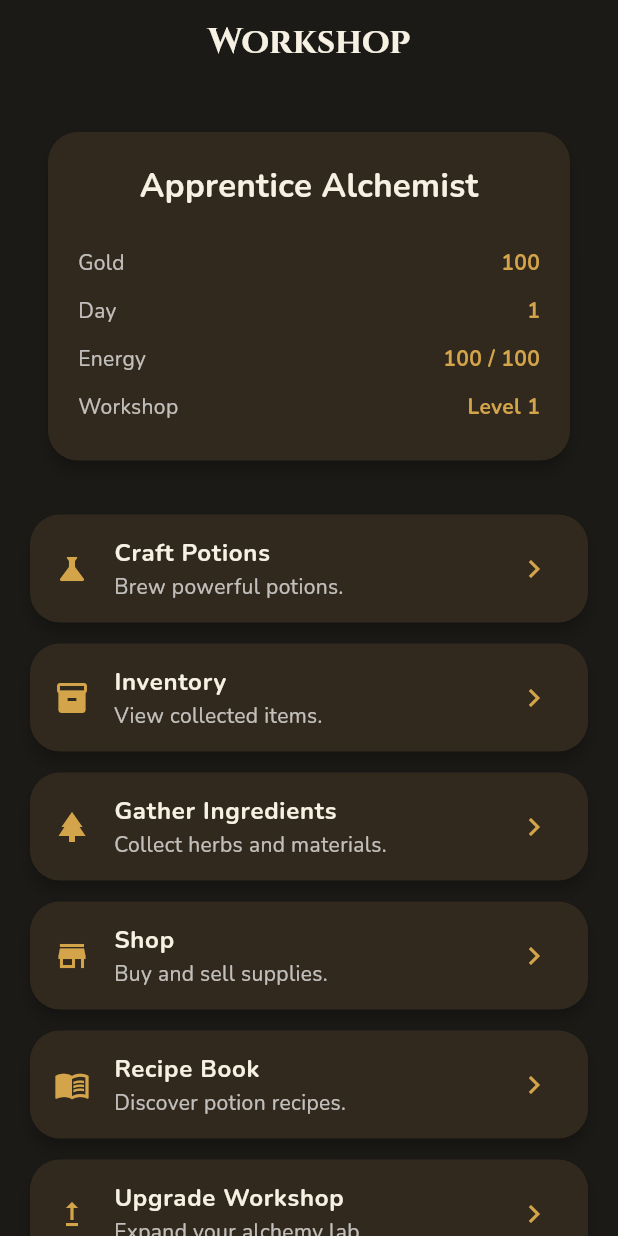
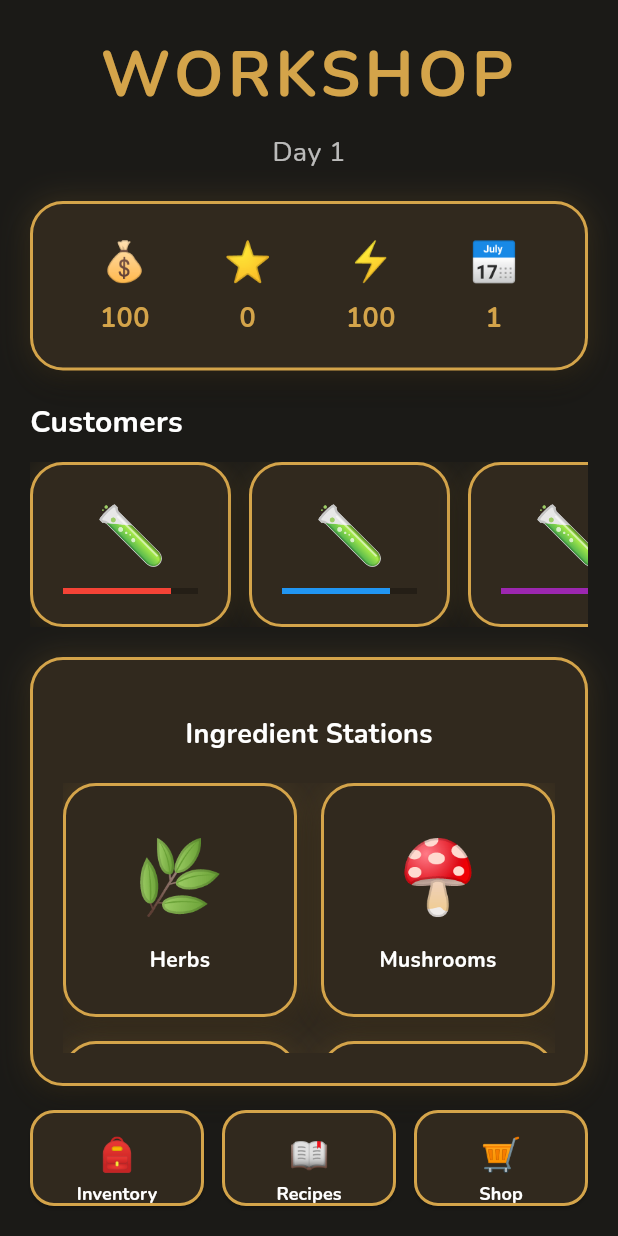
Before and after one commit to gpbote/cauldra, a Flutter app: the WorkshopScreen screen opened directly, on a phone screen of 412 x 824 dp. Run offline on Flutter 3.47's test engine with Material 3 defaults, Android fonts, the phone set to English and light mode, and no system bars; our stand-ins replace google_fonts, shared_preferences; missing offline and left inert: flame; accounts and stored records are empty.

Commit message:
Redesign workshop interface

```diff
--- a/lib/features/workshop/workshop_screen.dart
+++ b/lib/features/workshop/workshop_screen.dart
@@ -1,205 +1,248 @@
 import 'package:flutter/material.dart';
+
+import '../../shared/widgets/game_header.dart';
+import '../../shared/widgets/game_panel.dart';
 
 class WorkshopScreen extends StatelessWidget {
   const WorkshopScreen({super.key});
 
-  static const Color backgroundColor = Color(0xFF1B1A17);
-  static const Color cardColor = Color(0xFF31291E);
-  static const Color accentColor = Color(0xFFD4A44A);
-  static const Color textColor = Color(0xFFF7F1E3);
+  static const Color background = Color(0xFF1B1A17);
+  static const Color gold = Color(0xFFD4A44A);
 
   @override
   Widget build(BuildContext context) {
     return Scaffold(
-      backgroundColor: backgroundColor,
-      appBar: AppBar(
-        backgroundColor: backgroundColor,
-        elevation: 0,
-        centerTitle: true,
-        title: const Text(
-          'Workshop',
+      backgroundColor: background,
+      body: SafeArea(
+        child: Padding(
+          padding: const EdgeInsets.all(20),
+          child: Column(
+            children: [
+              const GameHeader(
+                title: 'Workshop',
+                subtitle: 'Day 1',
+              ),
+              const SizedBox(height: 20),
+              GamePanel(
+                child: Row(
+                  mainAxisAlignment: MainAxisAlignment.spaceAround,
+                  children: const [
+                    _HudStat('💰', '100'),
+                    _HudStat('⭐', '0'),
+                    _HudStat('⚡', '100'),
+                    _HudStat('📅', '1'),
+                  ],
+                ),
+              ),
+              const SizedBox(height: 20),
+              const Align(
+                alignment: Alignment.centerLeft,
+                child: Text(
+                  'Customers',
                   style: TextStyle(
-            color: textColor,
+                    color: Colors.white,
+                    fontSize: 20,
                     fontWeight: FontWeight.bold,
                   ),
                 ),
               ),
-      body: SafeArea(
+              const SizedBox(height: 12),
+              SizedBox(
+                height: 110,
                 child: ListView(
-          padding: const EdgeInsets.all(20),
+                  scrollDirection: Axis.horizontal,
+                  children: const [
+                    _CustomerCard(emoji: '🧪', color: Colors.red),
+                    SizedBox(width: 12),
+                    _CustomerCard(emoji: '🧪', color: Colors.blue),
+                    SizedBox(width: 12),
+                    _CustomerCard(emoji: '🧪', color: Colors.purple),
+                  ],
+                ),
+              ),
+              const SizedBox(height: 20),
+              Expanded(
+                child: GamePanel(
+                  child: Column(
                     children: [
-            _buildPlayerCard(),
+                      const SizedBox(height: 16),
+                      const Text(
+                        'Ingredient Stations',
+                        style: TextStyle(
+                          color: Colors.white,
+                          fontSize: 18,
+                          fontWeight: FontWeight.bold,
+                        ),
+                      ),
+                      const SizedBox(height: 20),
+                      Expanded(
+                        child: GridView.count(
+                          crossAxisCount: 2,
+                          crossAxisSpacing: 16,
+                          mainAxisSpacing: 16,
+                          children: const [
+                            _StationCard(emoji: '🌿', title: 'Herbs'),
+                            _StationCard(emoji: '🍄', title: 'Mushrooms'),
+                            _StationCard(emoji: '🌸', title: 'Flowers'),
+                            _StationCard(emoji: '✨', title: 'Catalysts'),
+                          ],
+                        ),
+                      ),
+                    ],
+                  ),
+                ),
+              ),
+              const SizedBox(height: 16),
+              const Row(
+                children: [
+                  Expanded(child: _BottomButton(emoji: '🎒', label: 'Inventory')),
+                  SizedBox(width: 12),
+                  Expanded(child: _BottomButton(emoji: '📖', label: 'Recipes')),
+                  SizedBox(width: 12),
+                  Expanded(child: _BottomButton(emoji: '🛒', label: 'Shop')),
+                ],
+              ),
+            ],
+          ),
+        ),
+      ),
+    );
+  }
+}
 
-            const SizedBox(height: 24),
+class _HudStat extends StatelessWidget {
+  final String emoji;
+  final String value;
 
-            _buildMenuButton(
-              icon: Icons.science,
-              title: 'Craft Potions',
-              subtitle: 'Brew powerful potions.',
-              onTap: () {},
+  const _HudStat(this.emoji, this.value);
+
+  @override
+  Widget build(BuildContext context) {
+    return Column(
+      mainAxisSize: MainAxisSize.min,
+      children: [
+        Text(emoji, style: const TextStyle(fontSize: 26)),
+        const SizedBox(height: 6),
+        Text(
+          value,
+          style: const TextStyle(
+            color: WorkshopScreen.gold,
+            fontWeight: FontWeight.bold,
+            fontSize: 18,
           ),
+        ),
+      ],
+    );
+  }
+}
 
-            _buildMenuButton(
-              icon: Icons.inventory_2,
-              title: 'Inventory',
-              subtitle: 'View collected items.',
-              onTap: () {},
-            ),
+class _CustomerCard extends StatelessWidget {
+  final String emoji;
+  final Color color;
 
-            _buildMenuButton(
-              icon: Icons.park,
-              title: 'Gather Ingredients',
-              subtitle: 'Collect herbs and materials.',
-              onTap: () {},
-            ),
+  const _CustomerCard({
+    required this.emoji,
+    required this.color,
+  });
 
-            _buildMenuButton(
-              icon: Icons.store,
-              title: 'Shop',
-              subtitle: 'Buy and sell supplies.',
-              onTap: () {},
-            ),
-
-            _buildMenuButton(
-              icon: Icons.menu_book,
-              title: 'Recipe Book',
-              subtitle: 'Discover potion recipes.',
-              onTap: () {},
-            ),
-
-            _buildMenuButton(
-              icon: Icons.upgrade,
-              title: 'Upgrade Workshop',
-              subtitle: 'Expand your alchemy lab.',
-              onTap: () {},
-            ),
-
-            _buildMenuButton(
-              icon: Icons.save,
-              title: 'Save Game',
-              subtitle: 'Save your current progress.',
-              onTap: () {},
-            ),
-
-            _buildMenuButton(
-              icon: Icons.nightlight_round,
-              title: 'Sleep Until Tomorrow',
-              subtitle: 'End the current day.',
-              onTap: () {},
+  @override
+  Widget build(BuildContext context) {
+    return GamePanel(
+      child: SizedBox(
+        width: 90,
+        child: Column(
+          mainAxisAlignment: MainAxisAlignment.center,
+          children: [
+            Text(emoji, style: const TextStyle(fontSize: 38)),
+            const SizedBox(height: 8),
+            LinearProgressIndicator(
+              value: 0.8,
+              color: color,
+              backgroundColor: Colors.black26,
             ),
           ],
         ),
       ),
     );
   }
+}
 
-  Widget _buildPlayerCard() {
-    return Card(
-      color: cardColor,
-      child: Padding(
-        padding: const EdgeInsets.all(20),
+class _StationCard extends StatelessWidget {
+  final String emoji;
+  final String title;
+
+  const _StationCard({
+    required this.emoji,
+    required this.title,
+  });
+
+  @override
+  Widget build(BuildContext context) {
+    return GamePanel(
+      child: InkWell(
+        onTap: () {},
+        borderRadius: BorderRadius.circular(18),
         child: Column(
-          children: const [
+          mainAxisAlignment: MainAxisAlignment.center,
+          children: [
+            Text(emoji, style: const TextStyle(fontSize: 48)),
+            const SizedBox(height: 10),
             Text(
-              'Apprentice Alchemist',
-              style: TextStyle(
-                color: textColor,
-                fontSize: 22,
+              title,
+              textAlign: TextAlign.center,
+              style: const TextStyle(
+                color: Colors.white,
                 fontWeight: FontWeight.bold,
               ),
-            ),
-            SizedBox(height: 20),
-            _StatRow(
-              label: 'Gold',
-              value: '100',
-            ),
-            _StatRow(
-              label: 'Day',
-              value: '1',
-            ),
-            _StatRow(
-              label: 'Energy',
-              value: '100 / 100',
-            ),
-            _StatRow(
-              label: 'Workshop',
-              value: 'Level 1',
             ),
           ],
         ),
       ),
     );
   }
-
-  Widget _buildMenuButton({
-    required IconData icon,
-    required String title,
-    required String subtitle,
-    required VoidCallback onTap,
-  }) {
-    return Card(
-      color: cardColor,
-      margin: const EdgeInsets.only(bottom: 14),
-      child: ListTile(
-        leading: Icon(
-          icon,
-          color: accentColor,
-        ),
-        title: Text(
-          title,
-          style: const TextStyle(
-            color: textColor,
-            fontWeight: FontWeight.bold,
-          ),
-        ),
-        subtitle: Text(
-          subtitle,
-          style: const TextStyle(
-            color: Colors.white70,
-          ),
-        ),
-        trailing: const Icon(
-          Icons.chevron_right,
-          color: accentColor,
-        ),
-        onTap: onTap,
-      ),
-    );
-  }
 }
 
-class _StatRow extends StatelessWidget {
+class _BottomButton extends StatelessWidget {
+  final String emoji;
   final String label;
-  final String value;
 
-  const _StatRow({
+  const _BottomButton({
+    required this.emoji,
     required this.label,
-    required this.value,
   });
 
   @override
   Widget build(BuildContext context) {
-    return Padding(
-      padding: const EdgeInsets.symmetric(vertical: 6),
-      child: Row(
-        children: [
-          Expanded(
-            child: Text(
-              label,
-              style: const TextStyle(
-                color: Colors.white70,
+    return SizedBox(
+      height: 64,
+      child: ElevatedButton(
+        onPressed: () {},
+        style: ElevatedButton.styleFrom(
+          backgroundColor: const Color(0xFF31291E),
+          foregroundColor: Colors.white,
+          shape: RoundedRectangleBorder(
+            borderRadius: BorderRadius.circular(16),
+            side: const BorderSide(
+              color: WorkshopScreen.gold,
+              width: 2,
             ),
           ),
         ),
+        child: Column(
+          mainAxisAlignment: MainAxisAlignment.center,
+          children: [
+            Text(emoji, style: const TextStyle(fontSize: 22)),
+            const SizedBox(height: 2),
             Text(
-            value,
+              label,
               style: const TextStyle(
-              color: WorkshopScreen.accentColor,
+                fontSize: 12,
                 fontWeight: FontWeight.bold,
               ),
             ),
           ],
         ),
+      ),
     );
   }
 }
```
Also changed, not shown: lib/features/home/player_name_screen.dart (+109 -116 lines). Lines whose indentation alone changed are shown as unchanged.
